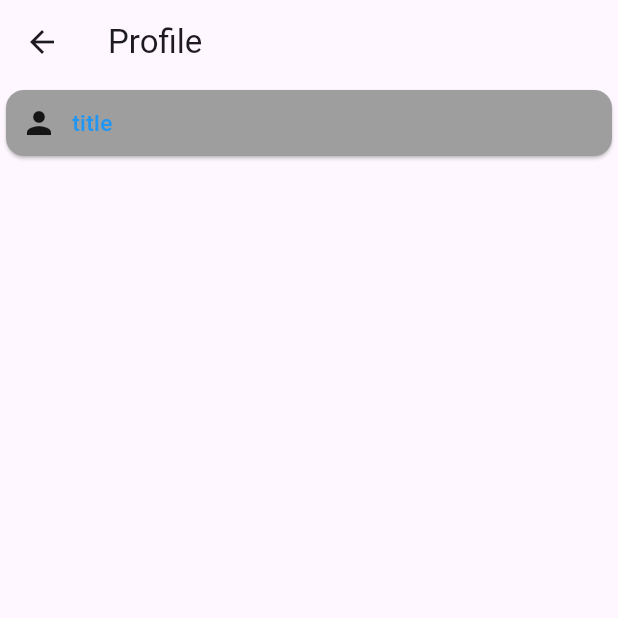
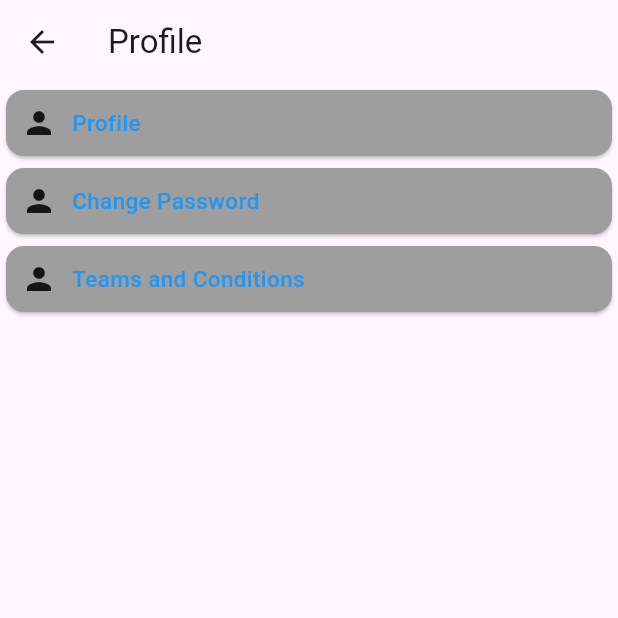
Before and after one commit to fahimshahariar09/provider_dio_practice, a Flutter app: the screen it shows after launch, on a phone screen of 412 x 824 dp, the top half of it. Run offline on Flutter 3.47's test engine with Material 3 defaults, Android fonts, the phone set to English and light mode, and no system bars; our stand-ins replace dio, get.

Commit message:
ProfileScreen

```diff
--- a/lib/view/screen/profile/profile_screen.dart
+++ b/lib/view/screen/profile/profile_screen.dart
@@ -14,10 +14,20 @@ class ProfileScreen extends StatelessWidget {
       body: Column(
         children: [
           ProfileViewCard(
-            title: "title",
+            title: "Profile",
             icon: Icon(Icons.person),
             onTap: () {},
-          )
+          ),
+          ProfileViewCard(
+            title: "Change Password",
+            icon: Icon(Icons.person),
+            onTap: () {},
+          ),
+          ProfileViewCard(
+            title: "Teams and Conditions",
+            icon: Icon(Icons.person),
+            onTap: () {},
+          ),
         ],
       ),
     );
```
